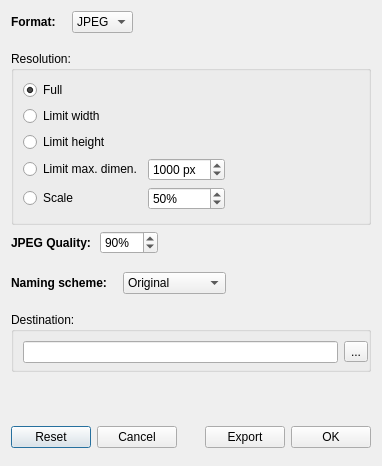
Before: the Qt Designer form src/dlg/ExportDialog.ui in wagenadl/photohoard, drawn with Qt 5.
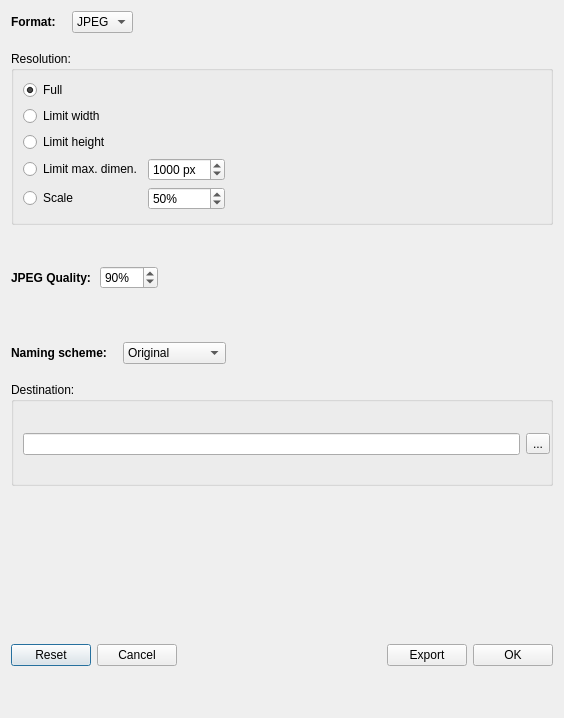
After: the same form once the commit is applied.

Diff of the .ui file:
```diff
--- a/src/dlg/ExportDialog.ui
+++ b/src/dlg/ExportDialog.ui
@@ -6,8 +6,8 @@
    <rect>
     <x>0</x>
     <y>0</y>
-    <width>382</width>
-    <height>466</height>
+    <width>564</width>
+    <height>718</height>
    </rect>
   </property>
   <property name="windowTitle">
@@ -84,6 +84,12 @@
    </item>
    <item>
     <widget class="QGroupBox" name="groupBox">
+     <property name="sizePolicy">
+      <sizepolicy hsizetype="Preferred" vsizetype="Minimum">
+       <horstretch>0</horstretch>
+       <verstretch>0</verstretch>
+      </sizepolicy>
+     </property>
      <property name="title">
       <string>Resolution:</string>
      </property>
@@ -356,12 +362,6 @@
       <property name="spacing">
        <number>6</number>
       </property>
-      <property name="leftMargin">
-       <number>9</number>
-      </property>
-      <property name="topMargin">
-       <number>9</number>
-      </property>
       <property name="rightMargin">
        <number>0</number>
       </property>
```
Left out of the diff: 33 changed lines with no effect on the pictures.
